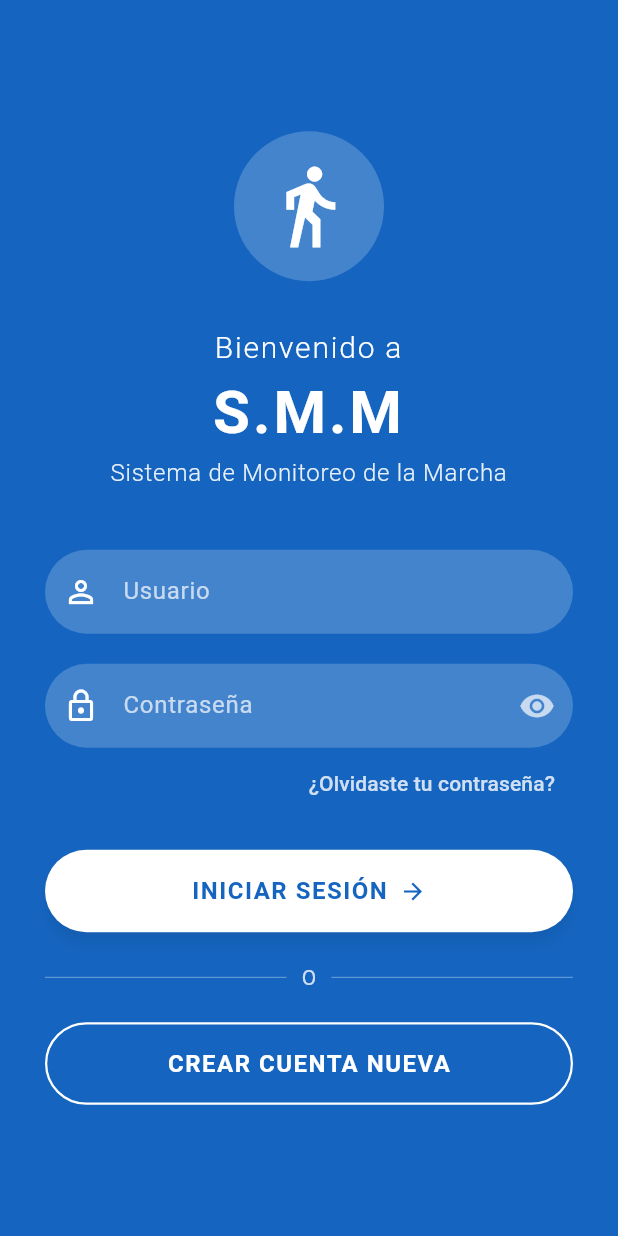
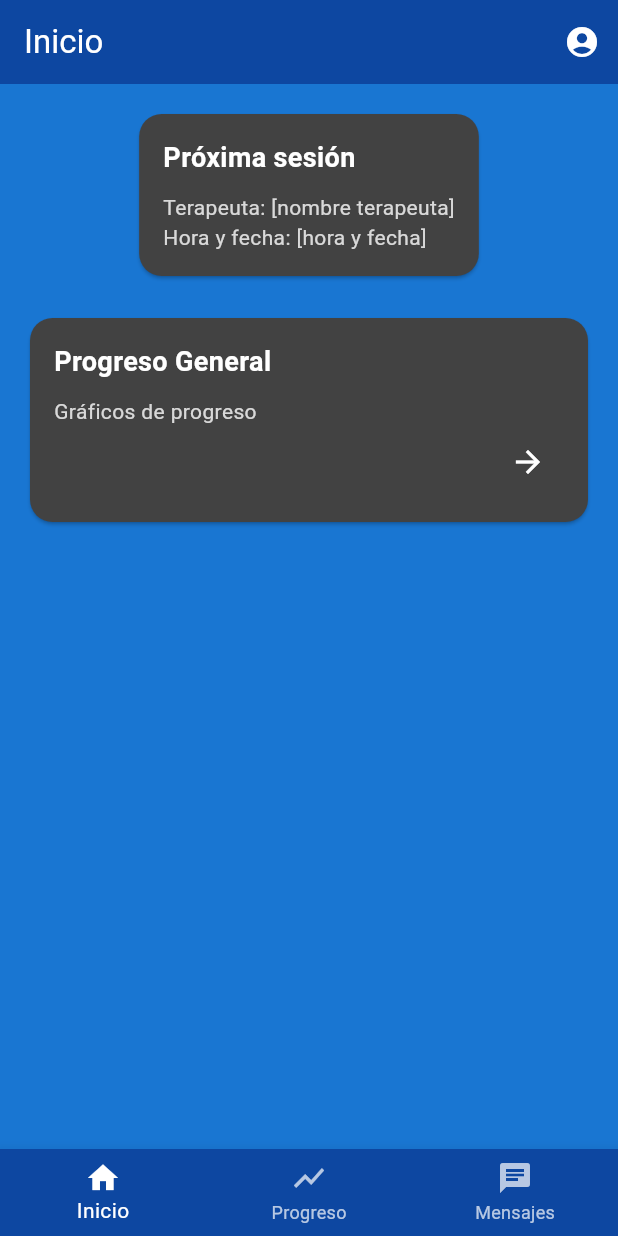
Before and after one commit to LEYENDARYCOMPANY2024/S.T.M-APP_MOVIL, a Flutter app: the screen it shows after launch, after a tap on "INICIAR SESIÓN", on a phone screen of 412 x 824 dp. Run offline on Flutter 3.47's test engine with Material 3 defaults, Android fonts, the phone set to English and light mode, and no system bars; our stand-ins replace supabase_flutter; accounts and stored records are empty.

```diff
--- a/app/lib/main.dart
+++ b/app/lib/main.dart
@@ -6,6 +6,7 @@ import 'views/register_view.dart'; // Asegúrate de importar RegisterView
 import 'viewmodels/login_viewmodel.dart';
 import 'viewmodels/register_viewmodel.dart'; // Importar RegisterViewModel
 import 'services/auth_services.dart';
+import 'views/home_view.dart'; // Importar HomeView
 
 void main() async {
   WidgetsFlutterBinding.ensureInitialized();
@@ -35,6 +36,7 @@ class MyApp extends StatelessWidget {
         routes: {
           '/login': (context) => LoginView(), // Ruta de login
           '/register': (context) => const RegisterView(), // Ruta de registro
+          '/home': (context) => HomeView(), // Nueva ruta para la pantalla principal
         },
       ),
     );
--- /dev/null
+++ b/app/lib/views/home_view.dart
@@ -0,0 +1,94 @@
+import 'package:flutter/material.dart';
+
+class HomeView extends StatelessWidget {
+  @override
+  Widget build(BuildContext context) {
+    return Scaffold(
+      backgroundColor: Colors.blue[700],
+      appBar: AppBar(
+        backgroundColor: Colors.blue[900],
+        elevation: 0,
+        title: const Text(
+          "Inicio",
+          style: TextStyle(color: Colors.white),
+        ),
+        actions: [
+          IconButton(
+            icon: const Icon(Icons.account_circle, color: Colors.white),
+            onPressed: () {
+              // Acción para el perfil de usuario
+            },
+          ),
+        ],
+      ),
+      body: Padding(
+        padding: const EdgeInsets.all(16.0),
+        child: Column(
+          children: [
+            _buildCard(
+              title: "Próxima sesión",
+              content: "Terapeuta: [nombre terapeuta]\nHora y fecha: [hora y fecha]",
+            ),
+            const SizedBox(height: 20),
+            _buildCard(
+              title: "Progreso General",
+              content: "Gráficos de progreso",
+              showArrow: true,
+            ),
+          ],
+        ),
+      ),
+      bottomNavigationBar: BottomNavigationBar(
+        backgroundColor: Colors.blue[900],
+        selectedItemColor: Colors.white,
+        unselectedItemColor: Colors.white70,
+        items: const [
+          BottomNavigationBarItem(icon: Icon(Icons.home), label: "Inicio"),
+          BottomNavigationBarItem(icon: Icon(Icons.show_chart), label: "Progreso"),
+          BottomNavigationBarItem(icon: Icon(Icons.chat), label: "Mensajes"),
+        ],
+        onTap: (index) {
+          // Manejo de navegación en el BottomNavigationBar
+        },
+      ),
+    );
+  }
+
+  Widget _buildCard({required String title, required String content, bool showArrow = false}) {
+    return Card(
+      color: Colors.grey[800],
+      shape: RoundedRectangleBorder(borderRadius: BorderRadius.circular(15)),
+      child: Padding(
+        padding: const EdgeInsets.all(16.0),
+        child: Column(
+          crossAxisAlignment: CrossAxisAlignment.start,
+          children: [
+            Text(
+              title,
+              style: const TextStyle(
+                color: Colors.white,
+                fontSize: 18,
+                fontWeight: FontWeight.bold,
+              ),
+            ),
+            const SizedBox(height: 10),
+            Text(
+              content,
+              style: TextStyle(color: Colors.white.withOpacity(0.8), fontSize: 14),
+            ),
+            if (showArrow)
+              Align(
+                alignment: Alignment.centerRight,
+                child: IconButton(
+                  icon: const Icon(Icons.arrow_forward, color: Colors.white),
+                  onPressed: () {
+                    // Acción para ver más detalles
+                  },
+                ),
+              ),
+          ],
+        ),
+      ),
+    );
+  }
+}
--- a/app/lib/widgets/login_form.dart
+++ b/app/lib/widgets/login_form.dart
@@ -107,7 +107,12 @@ class LoginForm extends StatelessWidget {
               ),
               padding: EdgeInsets.symmetric(vertical: 16),
             ),
-            onPressed: viewModel.login,
+            onPressed: () {
+              viewModel.login();
+
+              // Redirigir a la página de HomeView
+              Navigator.pushReplacementNamed(context, '/home'); // Esto redirige a la vista Home
+            },
             child: Row(
               mainAxisAlignment: MainAxisAlignment.center,
               children: [
```
